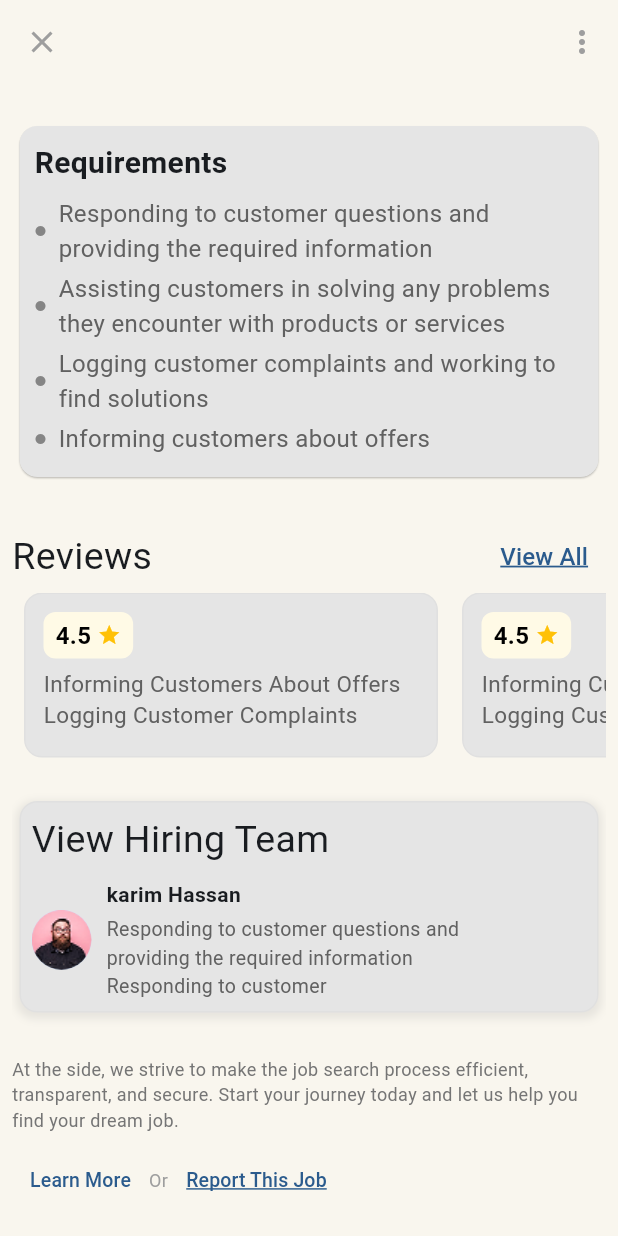
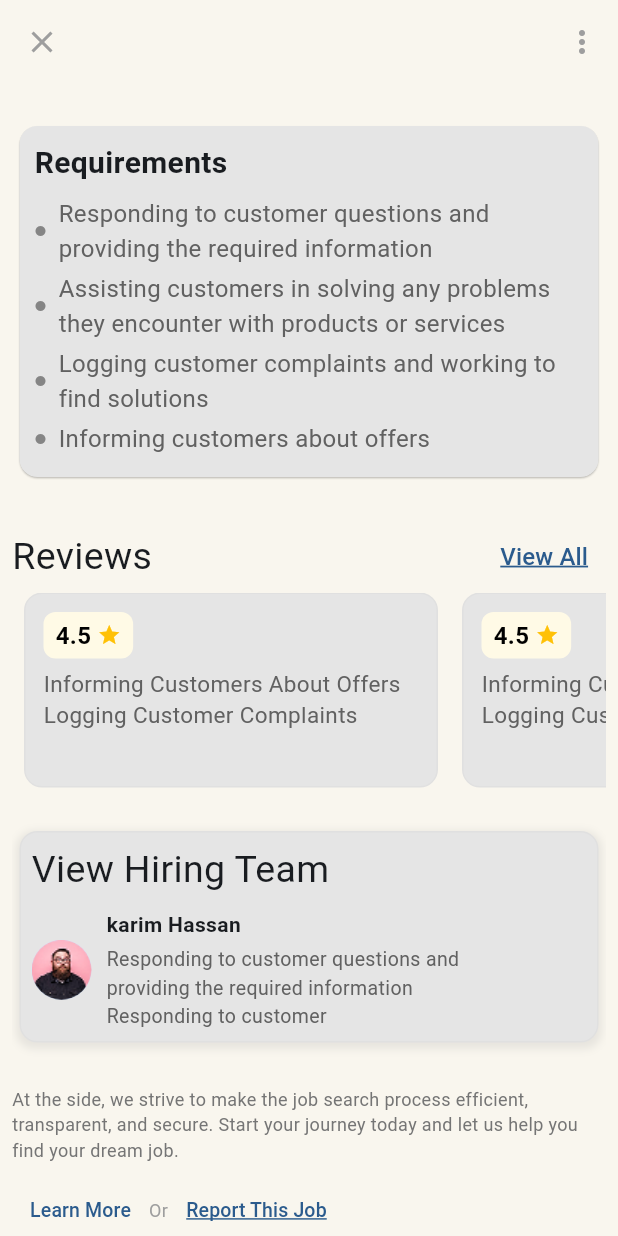
Before and after one commit to yousefmohamed35/home_view, a Flutter app: the JobDescriptionView screen opened directly, scrolled down 576 dp, on a phone screen of 412 x 824 dp. Run offline on Flutter 3.47's test engine with Material 3 defaults, Android fonts, the phone set to English and light mode, and no system bars; our stand-ins replace google_fonts.

Commit message:
update rating card

```diff
--- a/lib/home/presentation/view/widgets/rating_cards.dart
+++ b/lib/home/presentation/view/widgets/rating_cards.dart
@@ -17,7 +17,7 @@ class RatingCards extends StatelessWidget {
     );
 
     return SizedBox(
-      height: 110,
+      height: 130,
       child: ListView.builder(
         scrollDirection: Axis.horizontal,
         itemCount: ratings.length,
--- a/lib/home/presentation/view/widgets/review_header.dart
+++ b/lib/home/presentation/view/widgets/review_header.dart
@@ -5,7 +5,7 @@ import 'package:homeview/core/app_colors.dart';
 class ReviewsHeader extends StatelessWidget {
   final VoidCallback onViewAllPressed;
 
-  ReviewsHeader({super.key, required this.onViewAllPressed});
+  const ReviewsHeader({super.key, required this.onViewAllPressed});
 
   @override
   Widget build(BuildContext context) {
```
